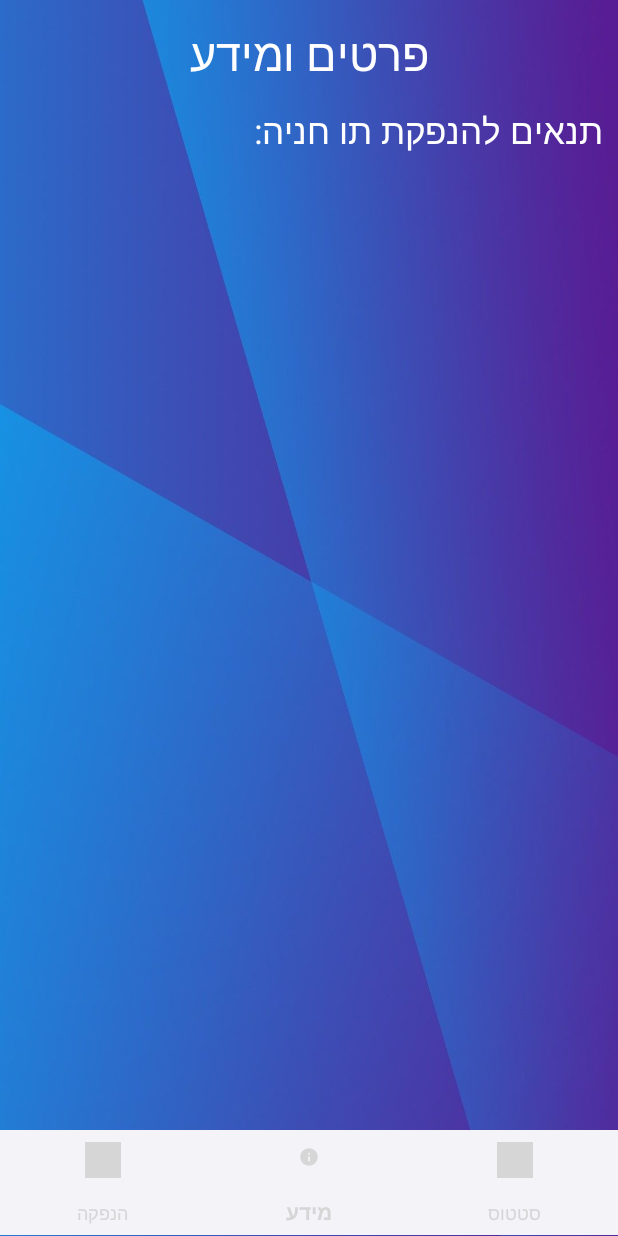
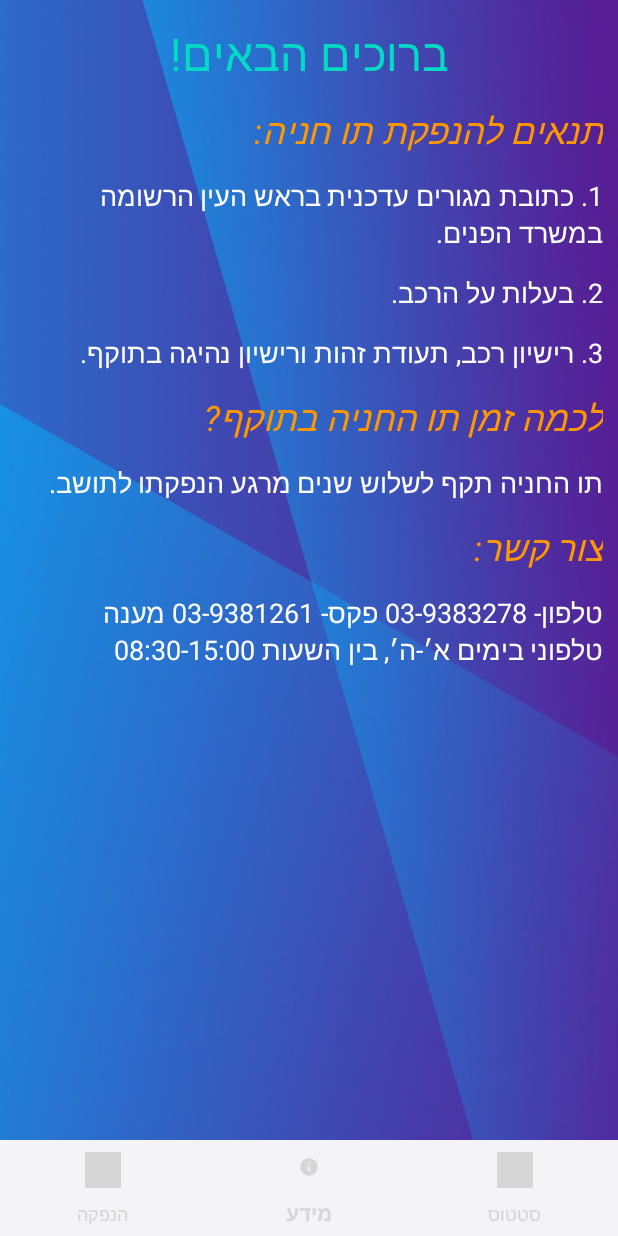
Before and after one commit to nadav1996700/ParkingTicket, an Android app: the screen it shows after launch (DataActivity), on a phone screen of 412 x 824 dp. Run offline under Robolectric (Android 15) with nearby library versions, the phone set to English and light mode, and no system bars; our stand-ins replace Firebase (no records; nobody signed in at launch, a user with empty details on screens opened directly); grey boxes are pictures that could not be loaded.

Commit message:
start design of data screen

```diff
--- a/app/src/main/res/layout/activity_data.xml
+++ b/app/src/main/res/layout/activity_data.xml
@@ -8,45 +8,106 @@
     android:orientation="vertical"
     tools:context="src.activities.DataActivity">
 
-    <RelativeLayout
+    <LinearLayout
         android:layout_width="match_parent"
         android:layout_height="0dp"
-        android:layout_weight="14"
-        android:gravity="center_horizontal">
-
-        <LinearLayout
-            android:layout_width="match_parent"
-            android:layout_height="match_parent"
+        android:layout_weight="3"
+        android:layout_marginStart="10dp"
+        android:layout_marginEnd="10dp"
+        android:layoutDirection="rtl"
         android:orientation="vertical"
-            android:textDirection="rtl"
-            android:layoutDirection="rtl">
+        android:textDirection="rtl">
 
         <TextView
             android:layout_width="wrap_content"
             android:layout_height="wrap_content"
+            android:layout_gravity="center"
             android:layout_marginTop="15dp"
-                android:text="פרטים ומידע"
-                android:textColor="@color/white"
-                android:layout_gravity="center"
+            android:text="ברוכים הבאים!"
+            android:textColor="@color/colorAccent"
             android:textSize="30sp" />
 
         <TextView
             android:layout_width="wrap_content"
             android:layout_height="wrap_content"
             android:layout_marginTop="15dp"
-                android:layout_marginRight="10dp"
+            android:layout_marginEnd="10dp"
             android:text="תנאים להנפקת תו חניה:"
+            android:textColor="#FF9800"
+            android:textSize="23sp"
+            android:textStyle="italic" />
+
+        <TextView
+            android:layout_width="wrap_content"
+            android:layout_height="wrap_content"
+            android:layout_marginTop="15dp"
+            android:layout_marginEnd="10dp"
+            android:text="1. כתובת מגורים עדכנית בראש העין הרשומה במשרד הפנים."
             android:textColor="@color/white"
-                android:textSize="23sp" />
+            android:textSize="18sp" />
+
+        <TextView
+            android:layout_width="wrap_content"
+            android:layout_height="wrap_content"
+            android:layout_marginTop="15dp"
+            android:layout_marginEnd="10dp"
+            android:text="2. בעלות על הרכב."
+            android:textColor="@color/white"
+            android:textSize="18sp" />
+
+        <TextView
+            android:layout_width="wrap_content"
+            android:layout_height="wrap_content"
+            android:layout_marginTop="15dp"
+            android:layout_marginEnd="10dp"
+            android:text="3. רישיון רכב, תעודת זהות ורישיון נהיגה בתוקף."
+            android:textColor="@color/white"
+            android:textSize="18sp" />
+
+        <TextView
+            android:layout_width="wrap_content"
+            android:layout_height="wrap_content"
+            android:layout_marginTop="15dp"
+            android:layout_marginEnd="10dp"
+            android:text="לכמה זמן תו החניה בתוקף?"
+            android:textColor="#FF9800"
+            android:textSize="23sp"
+            android:textStyle="italic" />
+
+        <TextView
+            android:layout_width="wrap_content"
+            android:layout_height="wrap_content"
+            android:layout_marginTop="15dp"
+            android:layout_marginEnd="10dp"
+            android:text="תו החניה תקף לשלוש שנים מרגע הנפקתו לתושב."
+            android:textColor="@color/white"
+            android:textSize="18sp" />
+
+        <TextView
+            android:layout_width="wrap_content"
+            android:layout_height="wrap_content"
+            android:layout_marginTop="15dp"
+            android:layout_marginEnd="10dp"
+            android:text="צור קשר:"
+            android:textColor="#FF9800"
+            android:textSize="23sp"
+            android:textStyle="italic" />
+
+        <TextView
+            android:layout_width="wrap_content"
+            android:layout_height="wrap_content"
+            android:layout_marginTop="15dp"
+            android:layout_marginEnd="10dp"
+            android:text="@string/contact_us"
+            android:textColor="@color/white"
+            android:textSize="18sp" />
 
     </LinearLayout>
-
-    </RelativeLayout>
 
     <RelativeLayout
         android:layout_width="match_parent"
         android:layout_height="0dp"
-        android:layout_weight="1.3">
+        android:layout_weight="0.25">
 
         <com.google.android.material.bottomnavigation.BottomNavigationView
             android:id="@+id/main_NAV_navigation"
--- a/app/src/main/res/values/strings.xml
+++ b/app/src/main/res/values/strings.xml
@@ -41,4 +41,5 @@
     <string name="ParkingTicketNumber">מספר תו חניה</string>
     <string name="check">בדיקה</string>
     <string name="close">סגור</string>
+    <string name="contact_us">טלפון- 03-9383278 פקס- 03-9381261 מענה טלפוני בימים א׳-ה׳, בין השעות 08:30-15:00</string>
 </resources>
```
Lines whose indentation alone changed are shown as unchanged.
